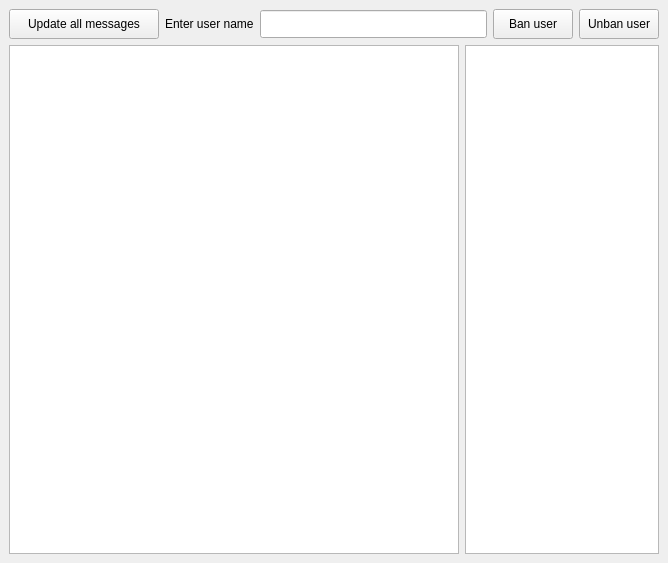
This is Project_Chat_mod_36/GUI_Server/mainwindow.ui in Ibragim1408/Skillfactory_HW as Qt 5 draws it before an edit. The edited form follows.
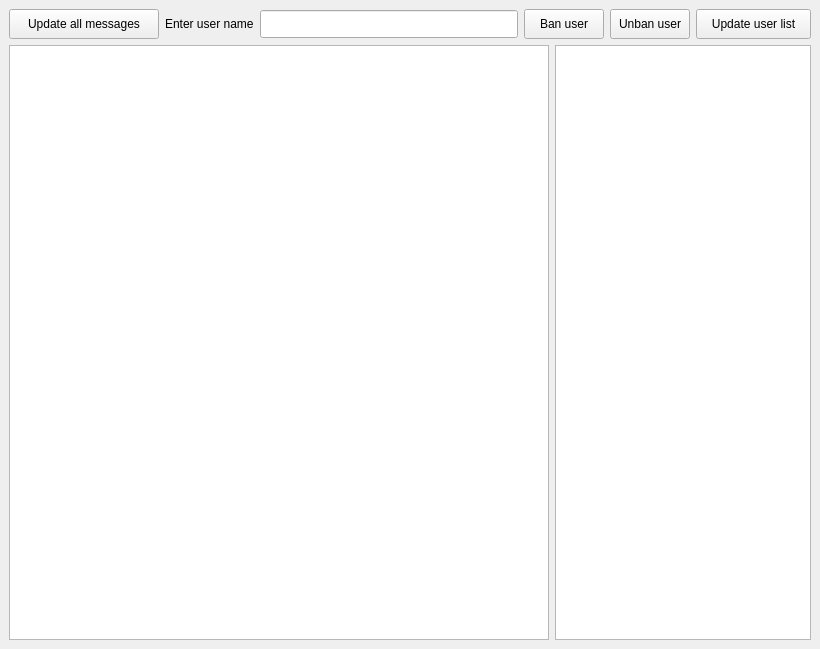
This is the edited form.

```diff
--- a/Project_Chat_mod_36/GUI_Server/mainwindow.ui
+++ b/Project_Chat_mod_36/GUI_Server/mainwindow.ui
@@ -6,8 +6,8 @@
    <rect>
     <x>0</x>
     <y>0</y>
-    <width>668</width>
-    <height>563</height>
+    <width>820</width>
+    <height>649</height>
    </rect>
   </property>
   <property name="windowTitle">
@@ -73,6 +73,19 @@
         </property>
        </widget>
       </item>
+      <item>
+       <widget class="QPushButton" name="updateUserButton">
+        <property name="minimumSize">
+         <size>
+          <width>115</width>
+          <height>30</height>
+         </size>
+        </property>
+        <property name="text">
+         <string>Update user list</string>
+        </property>
+       </widget>
+      </item>
      </layout>
     </item>
     <item>
```
